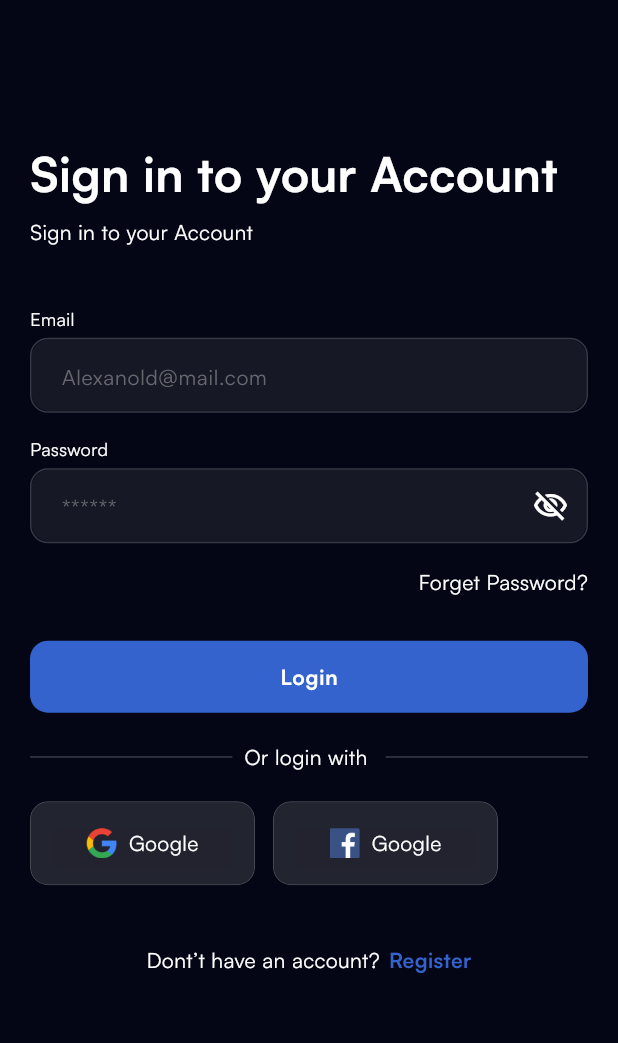
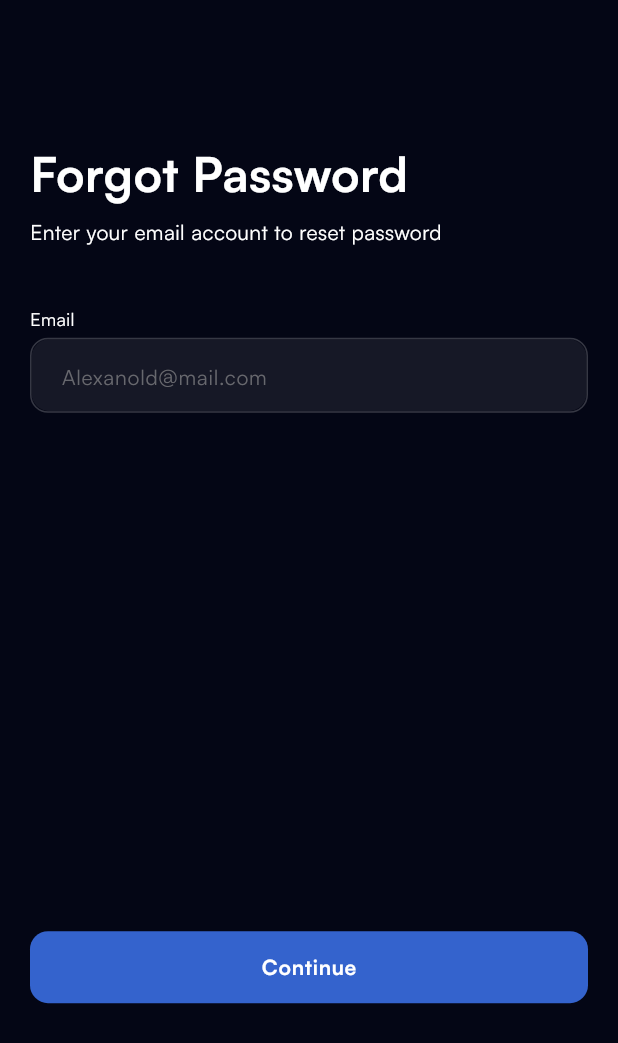
Before and after one commit to ba138/xium_app, a Flutter app: the LoginScreen screen opened directly, after a tap on "Forget Password?", on a phone screen of 412 x 824 dp. Shown: the top 1043 px of the screen. Run offline on Flutter 3.47's test engine with Material 3 defaults, Android fonts, the phone set to English and light mode, and no system bars; drawn by our look-alikes of bounce, flutter_animate; our stand-ins replace cached_network_image, flutter_svg, get.

Commit message:
add forget password screen

```diff
--- /dev/null
+++ b/lib/views/screens/auth/forget_password_screen.dart
@@ -0,0 +1,62 @@
+import 'package:flutter/material.dart';
+import 'package:get/get.dart';
+import 'package:xium_app/constants/app_colors.dart';
+import 'package:xium_app/views/widgets/my_button.dart';
+import 'package:xium_app/views/widgets/my_text.dart';
+import 'package:xium_app/views/widgets/my_text_field.dart';
+
+class ForgetPasswordScreen extends StatefulWidget {
+  const ForgetPasswordScreen({super.key});
+
+  @override
+  State<ForgetPasswordScreen> createState() => _ForgetPasswordScreenState();
+}
+
+class _ForgetPasswordScreenState extends State<ForgetPasswordScreen> {
+  @override
+  Widget build(BuildContext context) {
+    return Scaffold(
+      body: SafeArea(
+        child: Padding(
+          padding: const EdgeInsets.all(20.0),
+          child: Column(
+            crossAxisAlignment: CrossAxisAlignment.start,
+            children: [
+              SizedBox(height: MediaQuery.of(context).size.height * 0.09),
+              MyText(
+                text: "Forgot Password",
+                size: 32,
+                textAlign: TextAlign.start,
+                weight: FontWeight.bold,
+              ),
+              SizedBox(height: 8),
+              MyText(text: "Enter your email account to reset password"),
+              SizedBox(height: 40),
+
+              MyTextField(
+                hint: "Alexanold@mail.com",
+                radius: 12,
+                label: "Email",
+              ),
+              SizedBox(height: MediaQuery.of(context).size.height * 0.4),
+              MyButton(
+                onTap: () {
+                  Get.back();
+                  Get.snackbar(
+                    "Succes",
+                    "email is send check your inbox",
+                    snackPosition: SnackPosition.TOP,
+                    backgroundColor: AppColors.buttonColor,
+                    colorText: AppColors.onPrimary,
+                  );
+                },
+                buttonText: "Continue",
+                radius: 12,
+              ),
+            ],
+          ),
+        ),
+      ),
+    );
+  }
+}
--- a/lib/views/screens/auth/login_screen.dart
+++ b/lib/views/screens/auth/login_screen.dart
@@ -2,6 +2,7 @@ import 'package:flutter/material.dart';
 import 'package:get/get.dart';
 import 'package:xium_app/constants/app_colors.dart';
 import 'package:xium_app/generated/assets.dart';
+import 'package:xium_app/views/screens/auth/forget_password_screen.dart';
 import 'package:xium_app/views/screens/auth/register_screen.dart';
 import 'package:xium_app/views/screens/welcome/widgets/glassiy_button.dart';
 import 'package:xium_app/views/widgets/my_button.dart';
@@ -52,7 +53,12 @@ class _LoginScreenState extends State<LoginScreen> {
               ),
               Align(
                 alignment: Alignment.topRight,
-                child: MyText(text: "Forget Password?", onTap: () {}),
+                child: MyText(
+                  text: "Forget Password?",
+                  onTap: () {
+                    Get.to(() => ForgetPasswordScreen());
+                  },
+                ),
               ),
               const SizedBox(height: 30),
               MyButton(onTap: () {}, buttonText: "Login", radius: 12),
```
